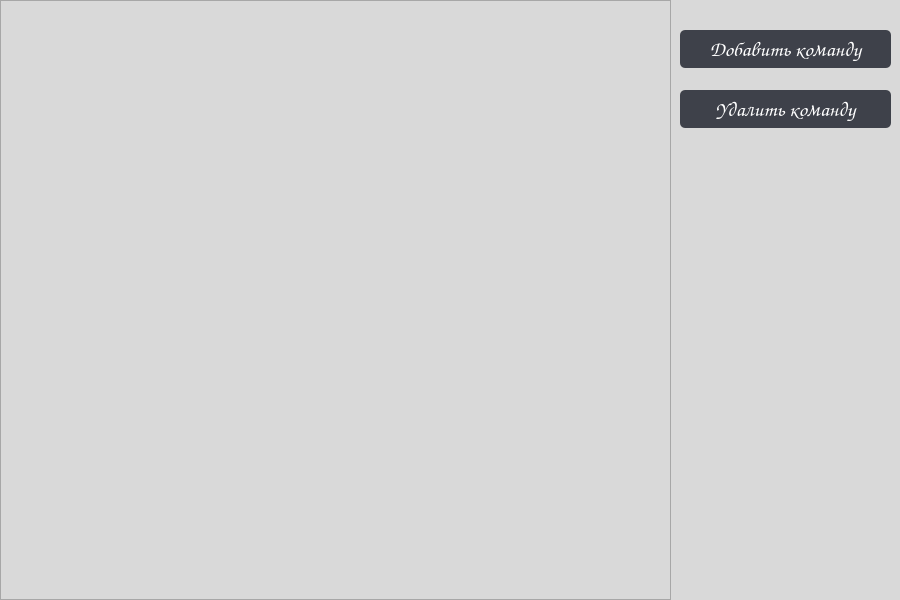
Old version of the form src/qt_designer_files/gestures_widget.ui in the repository vergilhimself/HandSight.
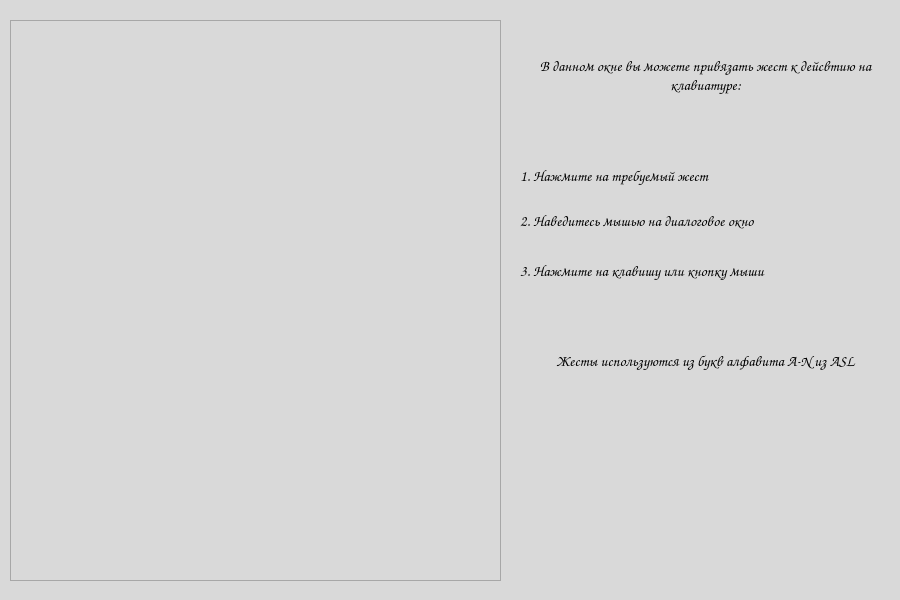
New version of the form. Icons and pictures are not drawn.

```diff
--- a/src/qt_designer_files/gestures_widget.ui
+++ b/src/qt_designer_files/gestures_widget.ui
@@ -19,10 +19,10 @@
   <widget class="QListWidget" name="gesture_list">
    <property name="geometry">
     <rect>
-     <x>0</x>
-     <y>0</y>
-     <width>671</width>
-     <height>600</height>
+     <x>10</x>
+     <y>20</y>
+     <width>491</width>
+     <height>561</height>
     </rect>
    </property>
    <property name="font">
@@ -34,58 +34,146 @@
     </font>
    </property>
   </widget>
-  <widget class="QPushButton" name="add_gesture_command_button">
+  <widget class="QLabel" name="label">
    <property name="geometry">
     <rect>
-     <x>680</x>
+     <x>520</x>
      <y>30</y>
-     <width>211</width>
-     <height>38</height>
+     <width>371</width>
+     <height>91</height>
     </rect>
    </property>
    <property name="font">
     <font>
      <family>Comic Sans MS</family>
-     <pointsize>16</pointsize>
+     <pointsize>11</pointsize>
      <weight>75</weight>
      <bold>true</bold>
     </font>
    </property>
-   <property name="styleSheet">
-    <string notr="true">background-color: rgb(62, 65, 74);
-                    color: rgb(255, 255, 255);
-                    border-radius: 5px;
-                </string>
+   <property name="text">
+    <string>В данном окне вы можете привязать жест к дейсвтию на клавиатуре:</string>
    </property>
+   <property name="alignment">
+    <set>Qt::AlignCenter</set>
+   </property>
+   <property name="wordWrap">
+    <bool>true</bool>
+   </property>
+  </widget>
+  <widget class="QLabel" name="label_2">
+   <property name="geometry">
+    <rect>
+     <x>520</x>
+     <y>160</y>
+     <width>371</width>
+     <height>31</height>
+    </rect>
+   </property>
+   <property name="font">
+    <font>
+     <family>Comic Sans MS</family>
+     <pointsize>11</pointsize>
+     <weight>75</weight>
+     <bold>true</bold>
+    </font>
+   </property>
    <property name="text">
-    <string>Добавить команду</string>
+    <string>1. Нажмите на требуемый жест</string>
    </property>
+   <property name="wordWrap">
+    <bool>true</bool>
+   </property>
   </widget>
-  <widget class="QPushButton" name="delete_gesture_command_button">
+  <widget class="QLabel" name="label_3">
    <property name="geometry">
     <rect>
-     <x>680</x>
-     <y>90</y>
-     <width>211</width>
-     <height>38</height>
+     <x>520</x>
+     <y>200</y>
+     <width>371</width>
+     <height>41</height>
     </rect>
    </property>
    <property name="font">
     <font>
      <family>Comic Sans MS</family>
-     <pointsize>16</pointsize>
+     <pointsize>11</pointsize>
      <weight>75</weight>
      <bold>true</bold>
     </font>
    </property>
-   <property name="styleSheet">
-    <string notr="true">background-color: rgb(62, 65, 74);
-                    color: rgb(255, 255, 255);
-                    border-radius: 5px;
-                </string>
+   <property name="text">
+    <string>2. Наведитесь мышью на диалоговое окно</string>
    </property>
+   <property name="wordWrap">
+    <bool>true</bool>
+   </property>
+  </widget>
+  <widget class="QLabel" name="label_4">
+   <property name="geometry">
+    <rect>
+     <x>520</x>
+     <y>250</y>
+     <width>361</width>
+     <height>41</height>
+    </rect>
+   </property>
+   <property name="font">
+    <font>
+     <family>Comic Sans MS</family>
+     <pointsize>11</pointsize>
+     <weight>75</weight>
+     <bold>true</bold>
+    </font>
+   </property>
    <property name="text">
-    <string>Удалить команду</string>
+    <string>3. Нажмите на клавишу или кнопку мыши</string>
+   </property>
+   <property name="wordWrap">
+    <bool>true</bool>
+   </property>
+  </widget>
+  <widget class="QLabel" name="label_5">
+   <property name="geometry">
+    <rect>
+     <x>510</x>
+     <y>400</y>
+     <width>381</width>
+     <height>181</height>
+    </rect>
+   </property>
+   <property name="text">
+    <string/>
+   </property>
+   <property name="pixmap">
+    <pixmap resource="resources.qrc">:/res/ASL_Alphabet_A_N.jpg</pixmap>
+   </property>
+  </widget>
+  <widget class="QLabel" name="label_6">
+   <property name="geometry">
+    <rect>
+     <x>520</x>
+     <y>340</y>
+     <width>371</width>
+     <height>41</height>
+    </rect>
+   </property>
+   <property name="font">
+    <font>
+     <family>Comic Sans MS</family>
+     <pointsize>11</pointsize>
+     <weight>75</weight>
+     <bold>true</bold>
+    </font>
+   </property>
+   <property name="text">
+    <string>Жесты используются из букв алфавита A-N из ASL</string>
+   </property>
+   <property name="alignment">
+    <set>Qt::AlignCenter</set>
+   </property>
+   <property name="wordWrap">
+    <bool>true</bool>
    </property>
   </widget>
  </widget>
```
Left out of the diff: 4 changed lines with no effect on the pictures.
